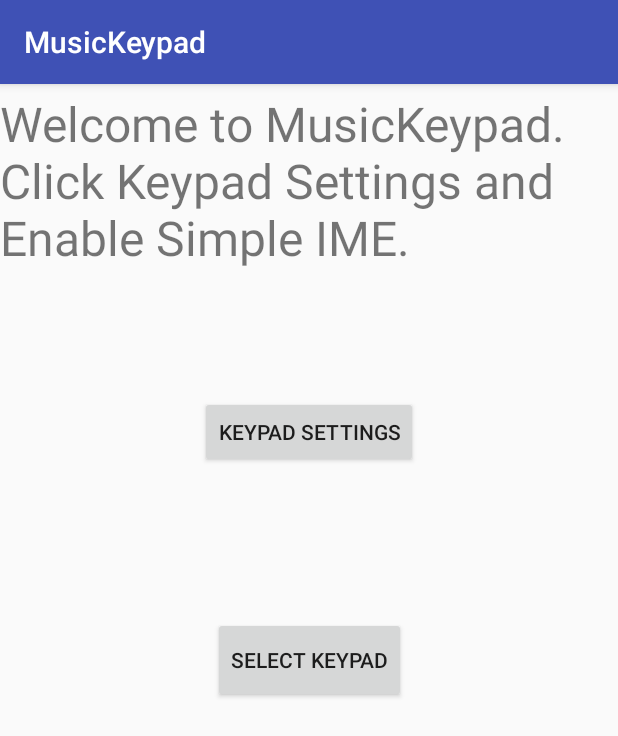
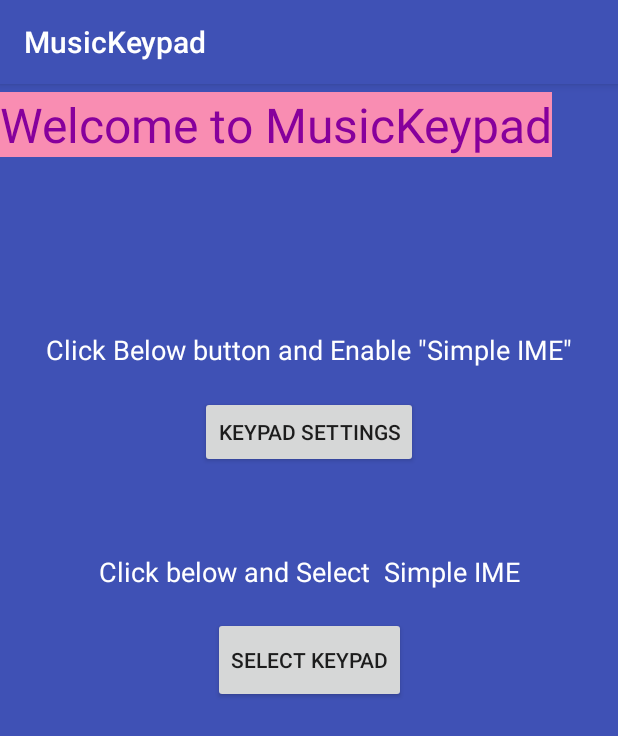
Before and after one commit to DnshGit/MusicKeypad, an Android app: the screen it shows after launch (MainActivity), on a phone screen of 412 x 824 dp. Shown: the top 736 px of the screen. Run offline under Robolectric (Android 15) with nearby library versions, the phone set to English and light mode, and no system bars.

Commit message:
fourth commit

```diff
--- a/app/src/main/res/layout/activity_main.xml
+++ b/app/src/main/res/layout/activity_main.xml
@@ -5,13 +5,17 @@
     xmlns:tools="http://schemas.android.com/tools"
     android:layout_width="match_parent"
     android:layout_height="match_parent"
+    android:background="@android:color/holo_blue_dark"
+    android:backgroundTint="@color/colorPrimary"
     tools:context="com.example.dnsh_dinnu.musickeypad.MainActivity">
 
     <TextView
         android:id="@+id/textView"
         android:layout_width="wrap_content"
         android:layout_height="wrap_content"
-        android:text="Welcome to MusicKeypad. Click Keypad Settings and Enable Simple IME."
+        android:background="@color/colorAccent"
+        android:text="Welcome to MusicKeypad"
+        android:textColor="#87009c"
         android:textSize="32dp"
         app:layout_constraintBottom_toBottomOf="parent"
         app:layout_constraintHorizontal_bias="0.0"
@@ -49,4 +53,38 @@
         app:layout_constraintStart_toStartOf="parent"
         app:layout_constraintTop_toTopOf="parent"/>
 
+    <TextView
+        android:id="@+id/textView2"
+        android:layout_width="wrap_content"
+        android:layout_height="wrap_content"
+        android:layout_marginBottom="8dp"
+        android:layout_marginEnd="8dp"
+        android:layout_marginStart="8dp"
+        android:layout_marginTop="8dp"
+        android:text='Click Below button and Enable "Simple IME"'
+        android:textColor="@android:color/white"
+        android:textSize="18sp"
+        app:layout_constraintBottom_toBottomOf="parent"
+        app:layout_constraintEnd_toEndOf="parent"
+        app:layout_constraintStart_toStartOf="parent"
+        app:layout_constraintTop_toTopOf="@+id/textView"
+        app:layout_constraintVertical_bias="0.21"/>
+
+    <TextView
+        android:id="@+id/textView3"
+        android:layout_width="wrap_content"
+        android:layout_height="wrap_content"
+        android:layout_marginBottom="8dp"
+        android:layout_marginEnd="8dp"
+        android:layout_marginStart="8dp"
+        android:layout_marginTop="8dp"
+        android:text="Click below and Select  Simple IME"
+        android:textColor="@android:color/white"
+        android:textSize="18sp"
+        app:layout_constraintBottom_toBottomOf="parent"
+        app:layout_constraintEnd_toEndOf="parent"
+        app:layout_constraintStart_toStartOf="parent"
+        app:layout_constraintTop_toTopOf="@+id/textView"
+        app:layout_constraintVertical_bias="0.415"/>
+
 </android.support.constraint.ConstraintLayout>
--- a/app/src/main/res/values/colors.xml
+++ b/app/src/main/res/values/colors.xml
@@ -1,7 +1,7 @@
 <?xml version="1.0" encoding="utf-8"?>
 <resources>
-    <color name="colorPrimary">#3F51B5</color>
+    <color name="colorPrimary">#3f51b5</color>
     <color name="colorPrimaryDark">#303F9F</color>
-    <color name="colorAccent">#FF4081</color>
+    <color name="colorAccent">#f98db2</color>
     <color name="transparent">#80000000</color>
 </resources>
```
